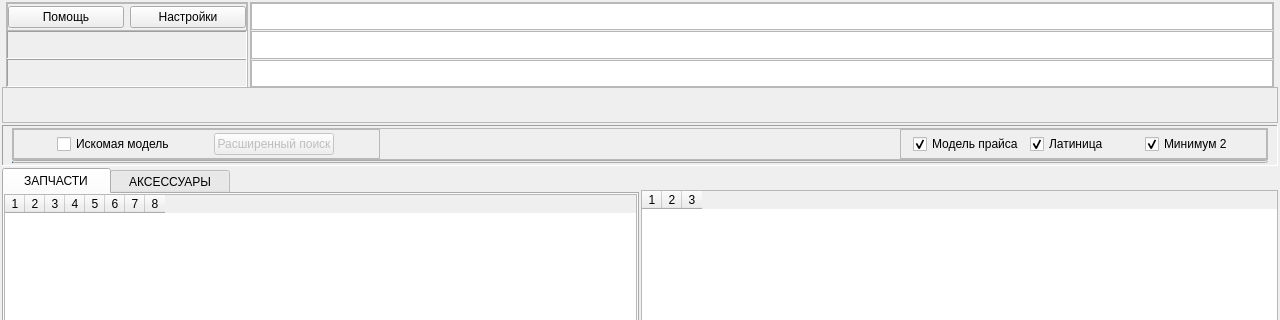
First picture: the form in MDA_UI/window_main.ui, repository Wrexan/MDA, before the edit; both pictures show x 0 to 1280 and y 0 to 320 of the 1280 by 700 pixel window.
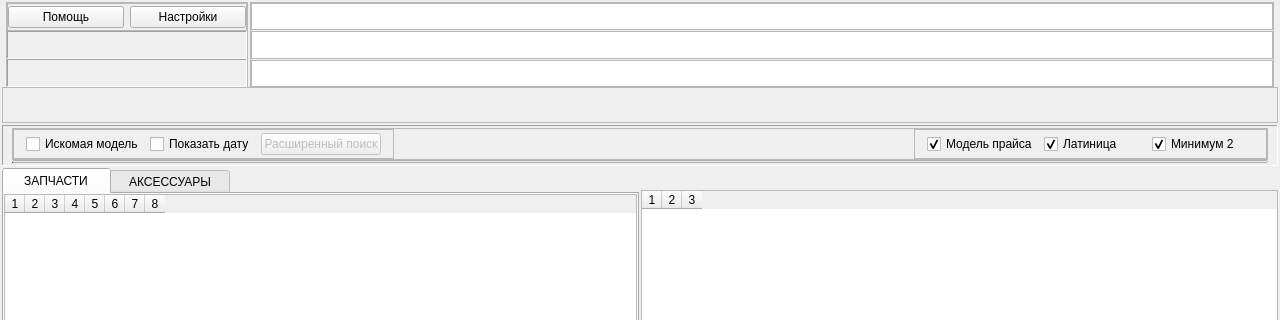
Second picture: the form after the edit. Icons and pictures are not drawn.

Commit message: fixed colours in price table shortened date column add checkbox to expand/shorten date column add alignment of prices in tables

Patch:
```diff
--- a/MDA_UI/window_main.ui
+++ b/MDA_UI/window_main.ui
@@ -768,6 +768,22 @@
                      </property>
                     </widget>
                    </item>
+                   <item>
+                    <widget class="QCheckBox" name="chb_show_date">
+                     <property name="enabled">
+                      <bool>true</bool>
+                     </property>
+                     <property name="maximumSize">
+                      <size>
+                       <width>120</width>
+                       <height>16777215</height>
+                      </size>
+                     </property>
+                     <property name="text">
+                      <string>Показать дату</string>
+                     </property>
+                    </widget>
+                   </item>
                    <item>
                     <widget class="QPushButton" name="pb_adv_search">
                      <property name="enabled">
```
The commit also changes 3 other files.
